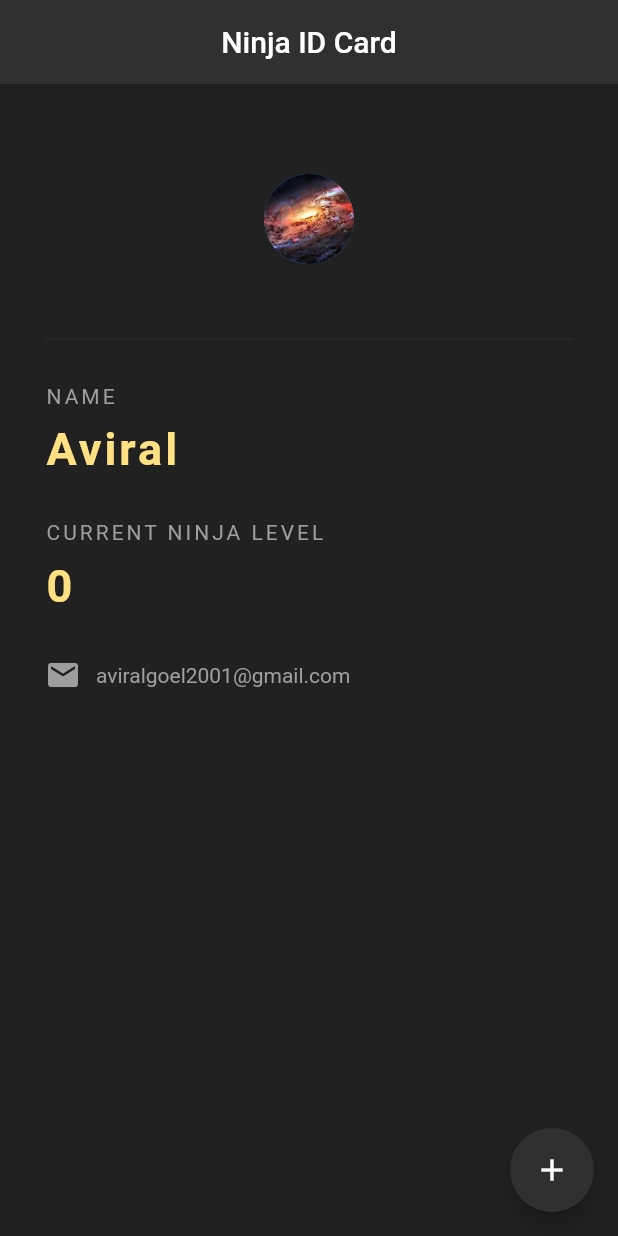
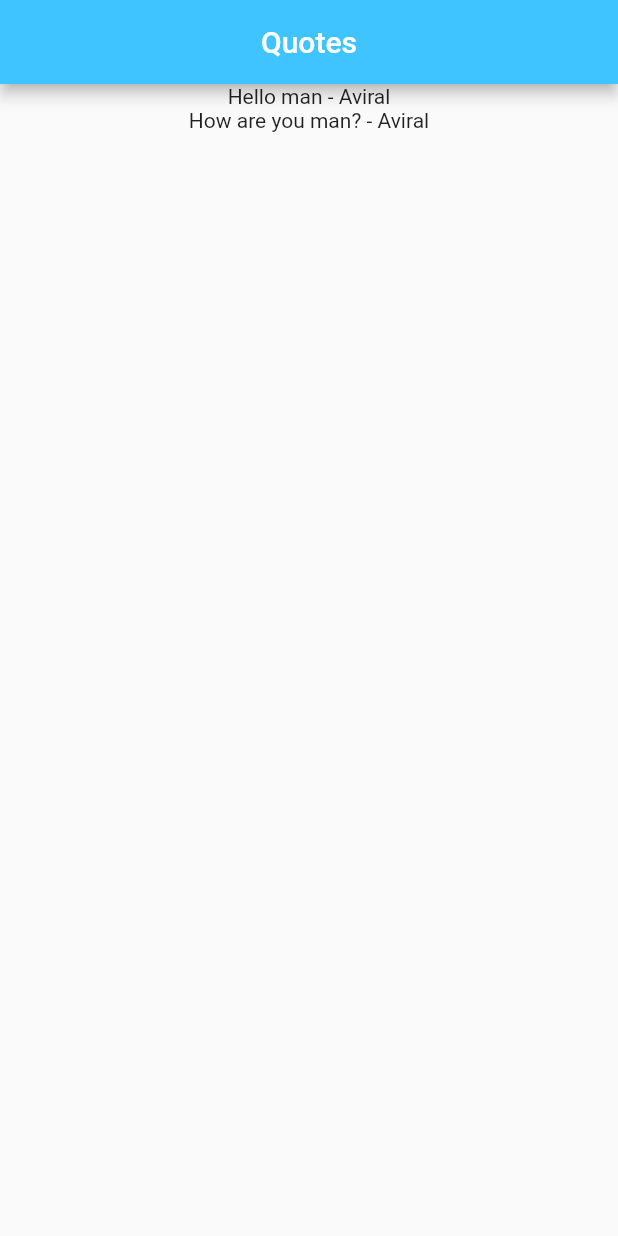
Before and after one commit to Aviral09/flutter_time_app, a Flutter app: the screen it shows after launch, on a phone screen of 412 x 824 dp. Run offline on Flutter 3.47's test engine with Material 2 defaults, Android fonts, the phone set to English and light mode, and no system bars.

Commit message:
Lists video 18

```diff
--- a/lib/main.dart
+++ b/lib/main.dart
@@ -1,112 +1,39 @@
 // ignore_for_file: prefer_const_constructors
 
 import 'package:flutter/material.dart';
+import 'quote.dart';
 
 void main() {
   runApp(MaterialApp(
-    home: Home(),
+    home: QuoteList(),
   ));
 }
 
-class Home extends StatefulWidget {
-    const Home({Key? key}) : super(key: key);
+class QuoteList extends StatefulWidget {
+  const QuoteList({Key? key}) : super(key: key);
 
-    @override
-    _HomeState createState() => _HomeState();
-  }
+  @override
+  _QuoteListState createState() => _QuoteListState();
+}
 
-class _HomeState extends State<Home>{
-  int ninjaLevel = 0;
+class _QuoteListState extends State<QuoteList> {
+
+  List<Quote> quotes = [
+    Quote(quote: "Hello man",author :"Aviral"),
+    Quote(quote: "How are you man?",author : "Aviral"),
+  ];
 
   @override
   Widget build(BuildContext context) {
     return Scaffold(
-      backgroundColor: Colors.grey[900],
       appBar: AppBar(
-        backgroundColor: Colors.grey[850],
-        title: const Text(
-          "Ninja ID Card",
-          style: TextStyle(
-            color: Colors.white,
-          ),
-        ),
+        title: Text('Quotes'),
         centerTitle: true,
-        elevation: 0,
+        backgroundColor: Colors.lightBlueAccent,
       ),
-      floatingActionButton: FloatingActionButton(
-        onPressed: (){
-          setState(() {
-            ninjaLevel+=1;
-          });
-        },
-        child: Icon(Icons.add),
-        backgroundColor: Colors.grey[850],
-      ),
-      body: Padding(
-        padding: const EdgeInsets.all(30.0),
+      body: Center(
         child: Column(
-          crossAxisAlignment: CrossAxisAlignment.start,
-          children: <Widget>[
-            SizedBox(height: 30),
-            const Center(
-              child: CircleAvatar(
-                backgroundImage: AssetImage('assets/space.jpg'),
-                radius: 30,
-              ),
-            ),
-            const SizedBox(height: 20),
-            Divider(height: 60,
-            color: Colors.grey[850],
-            ),
-            Text(
-              'NAME',
-              style: TextStyle(
-                color: Colors.grey,
-                letterSpacing: 2.0
-              )
-            ),
-            SizedBox(height: 10),
-            Text(
-                'Aviral',
-                style: TextStyle(
-                    color: Colors.amber[200],
-                    letterSpacing: 2.0,
-                    fontSize: 30,
-                    fontWeight: FontWeight.bold,
-                )
-            ),
-            SizedBox(height: 30),
-            Text(
-                'CURRENT NINJA LEVEL',
-                style: TextStyle(
-                    color: Colors.grey,
-                    letterSpacing: 2.0
-                )
-            ),
-            SizedBox(height: 10),
-            Text(
-                '$ninjaLevel',
-                style: TextStyle(
-                  color: Colors.amber[200],
-                  letterSpacing: 2.0,
-                  fontSize: 30,
-                  fontWeight: FontWeight.bold,
-                )
-            ),
-            SizedBox(height: 30),
-            Row(
-              children: const [
-                Icon(Icons.mail,
-                color: Colors.grey),
-                SizedBox(width: 10),
-                Text('aviralgoel2001@gmail.com',
-                style: TextStyle(
-                  color: Colors.grey
-                )
-                )
-              ],
-            )
-          ],
+          children: quotes.map((quote) => Text('${quote.quote} - ${quote.author}')).toList(),
         ),
       )
     );
--- /dev/null
+++ b/lib/quote.dart
@@ -0,0 +1,10 @@
+class Quote{
+  String quote="";
+  String author="";
+
+  // Quote(String quote, String author){
+  //   this.quote = quote;
+  //   this.author = author;
+  // }
+  Quote({required this.quote, required this.author});
+}
```
